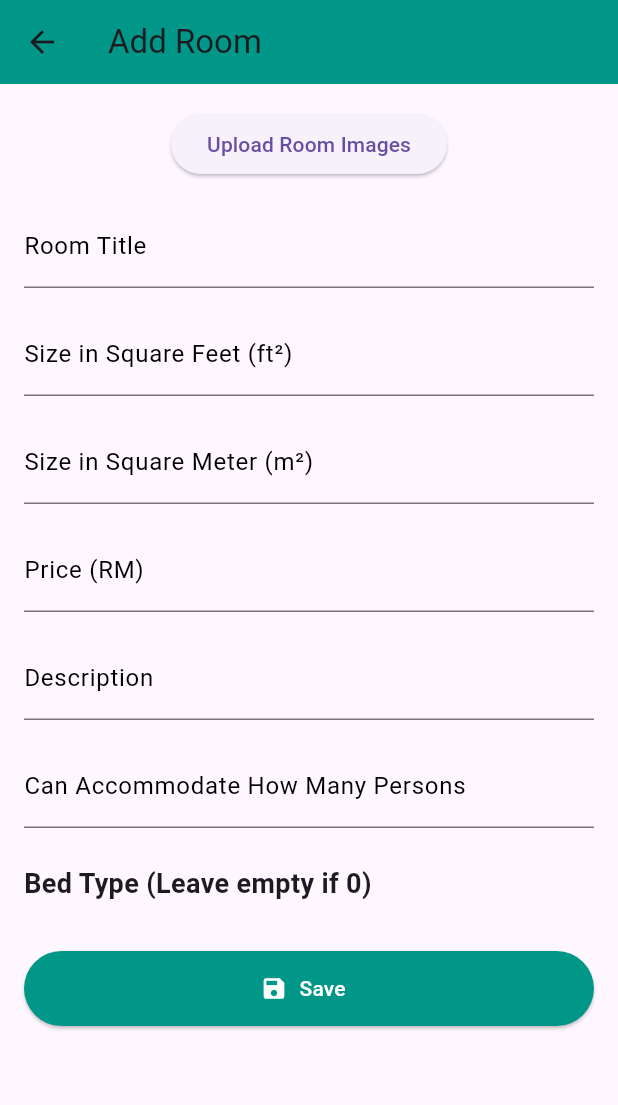
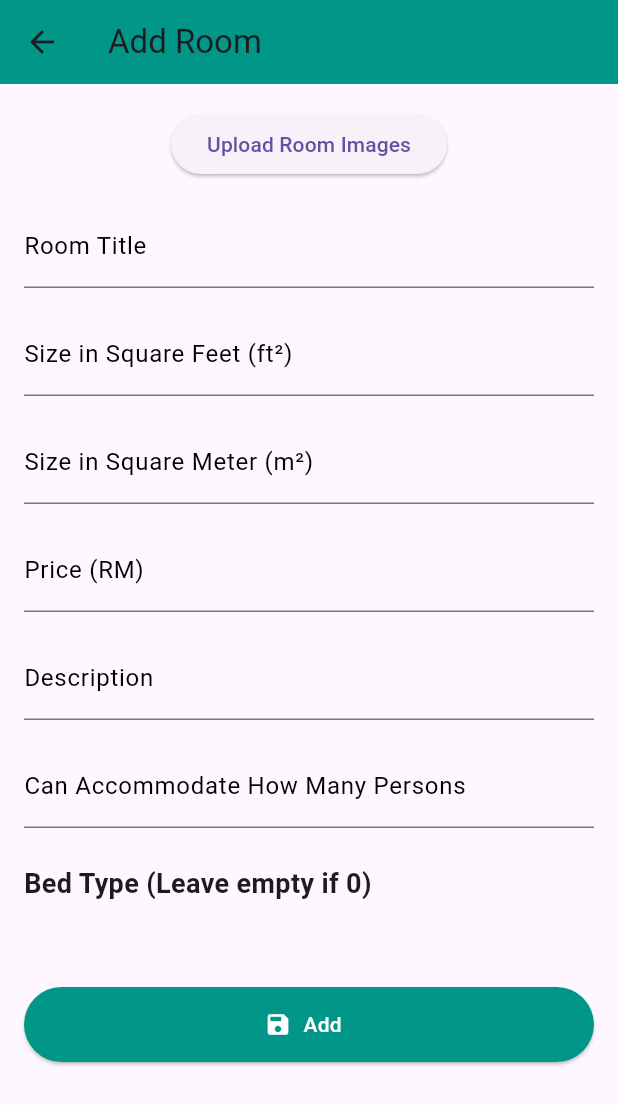
Before and after one commit to hongkkkjjj/hotel_booking_management_system, a Flutter app: the AddRoomTypeScreen screen opened by its route, on a phone screen of 412 x 824 dp. Shown: the top 1105 px of the screen. Run offline on Flutter 3.47's test engine with Material 3 defaults, Android fonts, the light colour scheme and no system bars; our stand-ins replace auto_size_text, cached_network_image, calendar_view, cloud_firestore, firebase_auth, firebase_core and 3 more; missing offline and left inert: universal_html; accounts and stored records are empty.

Commit message:
Hide debug banner Remove switch button at login screen Add update timestamp and update user flag to room data as well

```diff
--- a/lib/Controller/login_controller.dart
+++ b/lib/Controller/login_controller.dart
@@ -14,7 +14,6 @@ class LoginController extends GetxController {
   final TextEditingController emailController = TextEditingController();
   final TextEditingController passwordController = TextEditingController();
   FirestoreController firestoreController = FirestoreController();
-  RxBool isAdmin = false.obs;
 
   Future<void> signIn(BuildContext context) async {
     try {
--- a/lib/Controller/rooms_controller.dart
+++ b/lib/Controller/rooms_controller.dart
@@ -1,7 +1,9 @@
 import 'package:calendar_view/calendar_view.dart';
+import 'package:cloud_firestore/cloud_firestore.dart';
 import 'package:flutter/foundation.dart';
 import 'package:flutter/material.dart';
 import 'package:get/get.dart';
+import 'package:hotel_booking_management_system/Controller/profile_controller.dart';
 import 'package:hotel_booking_management_system/Structs/enums.dart';
 import 'package:image_picker/image_picker.dart';
 
@@ -35,6 +37,8 @@ class RoomsController extends GetxController {
   List<TextEditingController> bedCountControllers = [];
   FocusNode squareMeterFocusNode = FocusNode();
   FocusNode squareFeetFocusNode = FocusNode();
+  String updateBy = '';
+  Timestamp lastUpdate = Timestamp.now();
 
   FirestoreController firestoreController = FirestoreController();
 
@@ -104,7 +108,8 @@ class RoomsController extends GetxController {
       for (int i = 0; i < imageCount; i++) {
         String imagePath = 'images/$roomId-$i.jpg';
         String url = await StorageController().getImageUrl(imagePath);
-        imageUrls[roomId]?.add(url); // Add the URL to the list for this bedTypeId
+        imageUrls[roomId]
+            ?.add(url); // Add the URL to the list for this bedTypeId
       }
     } catch (e) {
       print('Error loading images: $e');
@@ -114,8 +119,6 @@ class RoomsController extends GetxController {
   // endregion
 
   // region Get Calendar Room Data
-
-
 
   void addCalendarRoomData() {
     if (eventList.isNotEmpty) {
@@ -164,8 +167,9 @@ class RoomsController extends GetxController {
 
       for (var roomId = 0; roomId < roomList.length; roomId++) {
         var roomDataForDateAndId = (groupedByDate[date] ?? []).firstWhere(
-              (room) => room.id == roomId.toString(),
-          orElse: () => CalendarRoom('', roomId.toString(), defaultPrices[roomId] ?? 0, date),
+          (room) => room.id == roomId.toString(),
+          orElse: () => CalendarRoom(
+              '', roomId.toString(), defaultPrices[roomId] ?? 0, date),
         );
 
         eventList.add(CalendarEventData(
@@ -181,8 +185,7 @@ class RoomsController extends GetxController {
     }
 
     for (var event in eventList) {
-      print(
-        "Date: ${event.date}, ID: ${event.event}, Price: ${event.title}");
+      print("Date: ${event.date}, ID: ${event.event}, Price: ${event.title}");
     }
     print('event count ${eventList.length}');
     addCalendarEvent(eventList);
@@ -201,6 +204,7 @@ class RoomsController extends GetxController {
   // region Add new room
 
   void createNewRoom(BuildContext context) async {
+    final userController = Get.find<UserController>();
     var id = (int.parse(roomList.last.id) + 1).toString();
     List<BedData> bedsList = [];
     for (int i = 0; i < bedTypes.length; i++) {
@@ -221,6 +225,8 @@ class RoomsController extends GetxController {
       int.parse(guestCapController.text),
       bedsList,
       int.parse(priceController.text),
+      userController.name.value,
+      Timestamp.now(),
     );
 
     var result = await firestoreController.addRoomData(room, capturedImageList);
@@ -234,11 +240,13 @@ class RoomsController extends GetxController {
       });
     } else {
       if (!context.mounted) return;
-      _showUploadDialog(context, '', 'Something wrong is happened. Please try again.', null);
+      _showUploadDialog(
+          context, '', 'Something wrong is happened. Please try again.', null);
     }
   }
 
   void updateRoom(BuildContext context, int index) async {
+    final userController = Get.find<UserController>();
     String id = roomList[index].id;
     List<BedData> bedsList = [];
     for (int i = 0; i < bedTypes.length; i++) {
@@ -259,6 +267,8 @@ class RoomsController extends GetxController {
       int.parse(guestCapController.text),
       bedsList,
       int.parse(priceController.text),
+      userController.name.value,
+      Timestamp.now(),
     );
 
     var result = await firestoreController.addRoomData(room, capturedImageList);
@@ -272,7 +282,8 @@ class RoomsController extends GetxController {
       });
     } else {
       if (!context.mounted) return;
-      _showUploadDialog(context, '', 'Something wrong is happened. Please try again.', null);
+      _showUploadDialog(
+          context, '', 'Something wrong is happened. Please try again.', null);
     }
   }
 
@@ -285,6 +296,7 @@ class RoomsController extends GetxController {
     guestCapController.text = selectedRoom.guestCapacity.toString();
     priceController.text = selectedRoom.price.toString();
 
+
     for (var i in selectedRoom.beds) {
       var index = bedTypes.indexWhere((bed) => bed.bedName == i.bedName);
       if (index >= 0) {
@@ -293,8 +305,7 @@ class RoomsController extends GetxController {
     }
   }
 
-  void clearEditingController()
-  {
+  void clearEditingController() {
     capturedImageList = [];
     titleController.text = '';
     squareFeetController.text = '';
@@ -304,7 +315,8 @@ class RoomsController extends GetxController {
     priceController.text = '';
   }
 
-  void _showUploadDialog(BuildContext context, String title, String content, VoidCallback? onDialogClose) {
+  void _showUploadDialog(BuildContext context, String title, String content,
+      VoidCallback? onDialogClose) {
     showDialog(
       barrierDismissible: false,
       context: context,
@@ -543,7 +555,8 @@ class RoomsController extends GetxController {
   String findRoomNameByEvent(CalendarEventData event) {
     String eventIdAsString = event.event.toString();
 
-    RoomType? room = roomList.firstWhereOrNull((room) => room.id == eventIdAsString);
+    RoomType? room =
+        roomList.firstWhereOrNull((room) => room.id == eventIdAsString);
 
     return room?.title ?? 'Room not found';
   }
--- a/lib/Screen/add_room_type_widget.dart
+++ b/lib/Screen/add_room_type_widget.dart
@@ -4,6 +4,7 @@ import 'package:flutter/material.dart';
 import 'package:get/get.dart';
 import 'package:hotel_booking_management_system/Controller/rooms_controller.dart';
 import 'package:hotel_booking_management_system/Structs/enums.dart';
+import 'package:hotel_booking_management_system/Utils/utils.dart';
 import 'package:image_picker/image_picker.dart';
 
 import '../Constant/app_route.dart';
@@ -141,6 +142,19 @@ class AddRoomTypeScreen extends StatelessWidget {
               const SizedBox(height: 8.0),
               // Input fields for bed count for each bed type
               ...bedSection(context, isTextFieldEnable),
+              const SizedBox(height: 24.0),
+              if (roomsController.addRoomScreenType == AddRoomScreenType.Edit)
+                Row(
+                  children: [
+                    const Spacer(),
+                    Column(
+                      children: [
+                        Text('Last updated by: ${roomsController.updateBy}'),
+                        Text('At ${Utils.formatDate(roomsController.lastUpdate.toDate(), 'yyyy MMM dd')}'),
+                      ],
+                    )
+                  ],
+                ),
               const SizedBox(height: 24.0),
               bottomButton(context, roomSequence),
             ],
@@ -310,9 +324,9 @@ class AddRoomTypeScreen extends StatelessWidget {
     String buttonText() {
       switch (roomsController.addRoomScreenType) {
         case AddRoomScreenType.Add:
+          return "Add";
+        case AddRoomScreenType.Edit:
           return "Save";
-        case AddRoomScreenType.Edit:
-          return "Edit";
         case AddRoomScreenType.View:
           return "Book Now";
         default:
--- a/lib/Screen/login_widget.dart
+++ b/lib/Screen/login_widget.dart
@@ -80,11 +80,6 @@ class LoginWidget extends StatelessWidget {
                         Get.toNamed(Routes.register, arguments: {'is_admin': false});
                       },
                     ),
-                    Obx(() => Switch(
-                        value: loginController.isAdmin.value,
-                        onChanged: (bool value) {
-                          loginController.isAdmin.toggle();
-                        })),
                   ],
                 ),
               ),
--- a/lib/Structs/room_data.dart
+++ b/lib/Structs/room_data.dart
@@ -1,4 +1,5 @@
 
+import 'package:cloud_firestore/cloud_firestore.dart';
 import 'package:hotel_booking_management_system/Utils/utils.dart';
 
 class CalendarRoom {
@@ -28,8 +29,10 @@ class RoomType {
   int guestCapacity;
   List<BedData> beds;
   int price;
+  String updateBy = '';
+  Timestamp lastUpdate;
 
-  RoomType(this.id, this.title, this.imageCount, this.squareFeet, this.squareMeter, this.description, this.guestCapacity, this.beds, this.price);
+  RoomType(this.id, this.title, this.imageCount, this.squareFeet, this.squareMeter, this.description, this.guestCapacity, this.beds, this.price, this.updateBy, this.lastUpdate);
 
   Map<String, dynamic> toMap() {
     return {
@@ -40,6 +43,8 @@ class RoomType {
       'square_feet': squareFeet,
       'square_meter': squareMeter,
       'price': price,
+      'update_by': updateBy,
+      'last_update': lastUpdate,
       'beds': { for (var bed in beds) bed.bedName : bed.count },
     };
   }
--- a/lib/main.dart
+++ b/lib/main.dart
@@ -81,6 +81,7 @@ class MyApp extends StatelessWidget {
     return GetMaterialApp(
       title: 'Flutter Demo',
       initialRoute: Routes.loading,
+      debugShowCheckedModeBanner: false,
       getPages: appPages,
       scrollBehavior: MyCustomScrollBehavior(),
       theme: ThemeData(
```
Also changed, not shown: lib/FirebaseController/firestore_controller.dart (+19 -4 lines).
